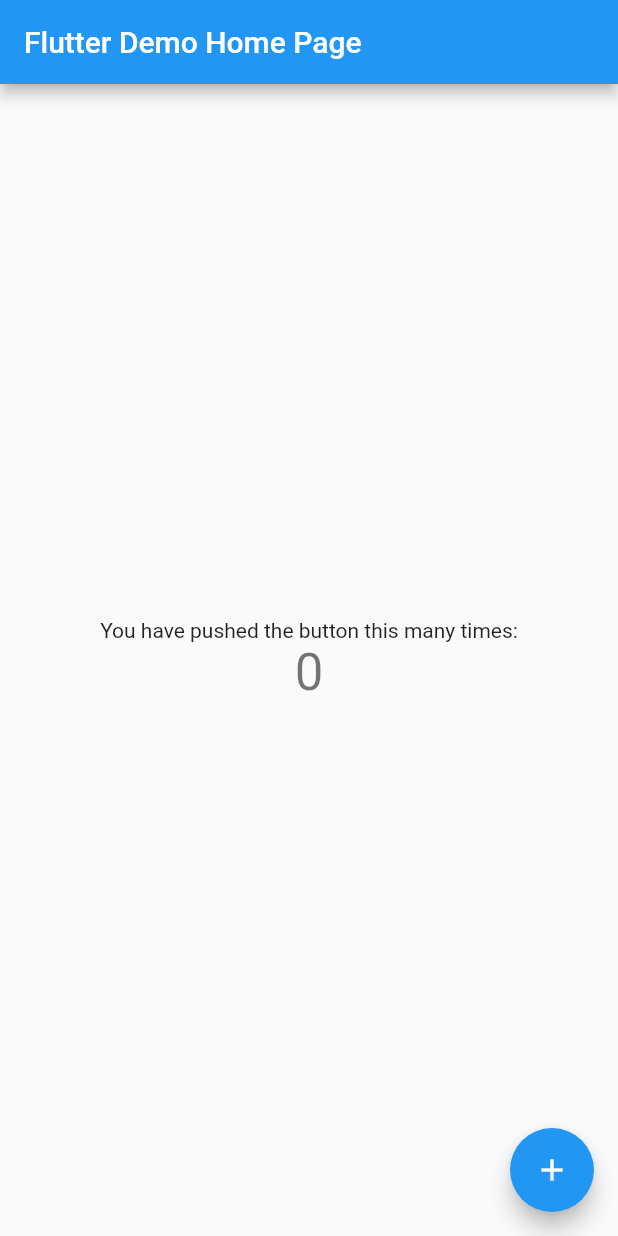
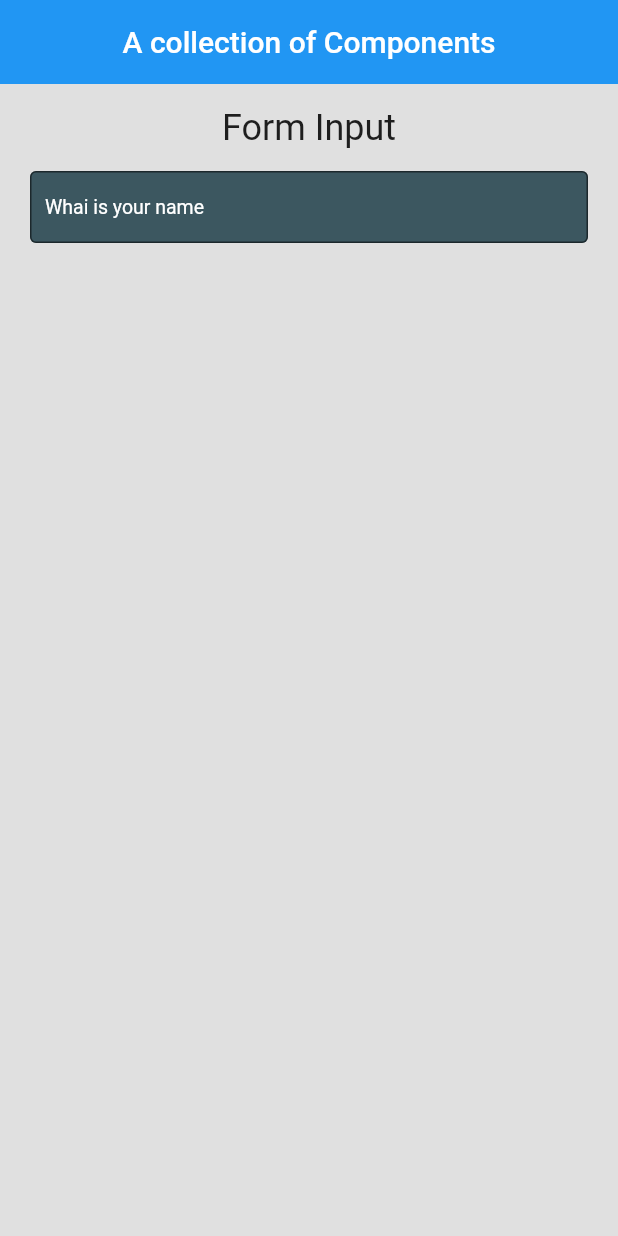
Before and after one commit to acedesigns/ace-components, a Flutter app: the screen it shows after launch, on a phone screen of 412 x 824 dp. Run offline on Flutter 3.47's test engine with Material 2 defaults, Android fonts, the phone set to English and light mode, and no system bars.

Commit message:
input component

```diff
--- /dev/null
+++ b/lib/componest/components.dart
@@ -0,0 +1,10 @@
+/* =======================================================
+ *
+ * Created by anele on 18/07/2023.
+ *
+ * @anele_ace
+ *
+ * =======================================================
+ */
+
+export './input_text.dart';
--- /dev/null
+++ b/lib/componest/input_text.dart
@@ -0,0 +1,59 @@
+/* =======================================================
+ *
+ * Created by anele on 18/07/2023.
+ *
+ * @anele_ace
+ *
+ * =======================================================
+ */
+
+
+import 'package:flutter/material.dart';
+
+class InputText extends StatelessWidget {
+
+  final dynamic controller;
+  final String hintText;
+  final bool obscureText;
+  final double? myPadding;
+  final String? Function(String?)? validator;
+
+
+  const InputText({
+    super.key,
+    required this.hintText,
+    required this.controller,
+    required this.obscureText,
+    this.myPadding,
+    this.validator
+  });
+
+  @override
+  Widget build(BuildContext context) {
+    return Padding(
+      padding: const EdgeInsets.symmetric(horizontal: 20),
+      child: TextFormField(
+        controller: controller,
+        obscureText: obscureText,
+        style: const TextStyle(fontSize: 13, color: Colors.white),
+        onTapOutside: (event) {
+          FocusManager.instance.primaryFocus?.unfocus();
+        },
+        decoration: InputDecoration(
+          contentPadding: const EdgeInsets.symmetric(vertical: 10, horizontal: 10),
+          enabledBorder: const OutlineInputBorder(
+            borderSide: BorderSide(color: Colors.black54),
+          ),
+          focusedBorder: OutlineInputBorder(
+            borderSide: BorderSide(color: Colors.grey.shade400),
+          ),
+          fillColor: const Color.fromARGB(255, 60, 87, 96),
+          filled: true,
+          hintText: hintText,
+          hintStyle: const TextStyle(color: Colors.white, fontSize: 13)
+        ),
+        validator: validator,
+      ),
+    );
+  }
+}
--- a/lib/main.dart
+++ b/lib/main.dart
@@ -1,4 +1,15 @@
+/* =======================================================
+ *
+ * Created by anele on 18/07/2023.
+ *
+ * @anele_ace
+ *
+ * =======================================================
+ */
+
+
 import 'package:flutter/material.dart';
+import 'package:acecomponents/screens/screens.dart';
 
 void main() {
   runApp(const MyApp());
@@ -7,109 +18,12 @@
 class MyApp extends StatelessWidget {
   const MyApp({super.key});
 
-  // This widget is the root of your application.
   @override
   Widget build(BuildContext context) {
     return MaterialApp(
       title: 'Flutter Demo',
-      theme: ThemeData(
-        // This is the theme of your application.
-        //
-        // Try running your application with "flutter run". You'll see the
-        // application has a blue toolbar. Then, without quitting the app, try
-        // changing the primarySwatch below to Colors.green and then invoke
-        // "hot reload" (press "r" in the console where you ran "flutter run",
-        // or simply save your changes to "hot reload" in a Flutter IDE).
-        // Notice that the counter didn't reset back to zero; the application
-        // is not restarted.
-        primarySwatch: Colors.blue,
-      ),
-      home: const MyHomePage(title: 'Flutter Demo Home Page'),
+      theme: ThemeData(),
+      home: const MainScreen(),
     );
   }
 }
-
-class MyHomePage extends StatefulWidget {
-  const MyHomePage({super.key, required this.title});
-
-  // This widget is the home page of your application. It is stateful, meaning
-  // that it has a State object (defined below) that contains fields that affect
-  // how it looks.
-
-  // This class is the configuration for the state. It holds the values (in this
-  // case the title) provided by the parent (in this case the App widget) and
-  // used by the build method of the State. Fields in a Widget subclass are
-  // always marked "final".
-
-  final String title;
-
-  @override
-  State<MyHomePage> createState() => _MyHomePageState();
-}
-
-class _MyHomePageState extends State<MyHomePage> {
-  int _counter = 0;
-
-  void _incrementCounter() {
-    setState(() {
-      // This call to setState tells the Flutter framework that something has
-      // changed in this State, which causes it to rerun the build method below
-      // so that the display can reflect the updated values. If we changed
-      // _counter without calling setState(), then the build method would not be
-      // called again, and so nothing would appear to happen.
-      _counter++;
-    });
-  }
-
-  @override
-  Widget build(BuildContext context) {
-    // This method is rerun every time setState is called, for instance as done
-    // by the _incrementCounter method above.
-    //
-    // The Flutter framework has been optimized to make rerunning build methods
-    // fast, so that you can just rebuild anything that needs updating rather
-    // than having to individually change instances of widgets.
-    return Scaffold(
-      appBar: AppBar(
-        // Here we take the value from the MyHomePage object that was created by
-        // the App.build method, and use it to set our appbar title.
-        title: Text(widget.title),
-      ),
-      body: Center(
-        // Center is a layout widget. It takes a single child and positions it
-        // in the middle of the parent.
-        child: Column(
-          // Column is also a layout widget. It takes a list of children and
-          // arranges them vertically. By default, it sizes itself to fit its
-          // children horizontally, and tries to be as tall as its parent.
-          //
-          // Invoke "debug painting" (press "p" in the console, choose the
-          // "Toggle Debug Paint" action from the Flutter Inspector in Android
-          // Studio, or the "Toggle Debug Paint" command in Visual Studio Code)
-          // to see the wireframe for each widget.
-          //
-          // Column has various properties to control how it sizes itself and
-          // how it positions its children. Here we use mainAxisAlignment to
-          // center the children vertically; the main axis here is the vertical
-          // axis because Columns are vertical (the cross axis would be
-          // horizontal).
-          mainAxisAlignment: MainAxisAlignment.center,
-          children: <Widget>[
-            const Text(
-              'You have pushed the button this many times:',
-            ),
-            Text(
-              '$_counter',
-              style: Theme.of(context).textTheme.headlineMedium,
-            ),
-          ],
-        ),
-      ),
-      floatingActionButton: FloatingActionButton(
-        onPressed: _incrementCounter,
-        tooltip: 'Increment',
-        child: const Icon(Icons.add),
-      ), // This trailing comma makes auto-formatting nicer for build methods.
-    );
-  }
-}
--- /dev/null
+++ b/lib/screens/main_screen.dart
@@ -0,0 +1,53 @@
+/* =======================================================
+ *
+ * Created by anele on 18/07/2023.
+ *
+ * @anele_ace
+ *
+ * =======================================================
+ */
+
+import 'package:flutter/material.dart';
+import 'package:acecomponents/componest/components.dart';
+
+class MainScreen extends StatefulWidget {
+  const MainScreen({super.key});
+
+  @override
+  State<MainScreen> createState() => _MainScreenState();
+}
+
+class _MainScreenState extends State<MainScreen> {
+
+  final emailController = TextEditingController();
+
+  @override
+  Widget build(BuildContext context) {
+    return Scaffold(
+      backgroundColor: Colors.grey[300],
+      appBar: AppBar(
+        elevation: 0,
+        centerTitle: true,
+        title: const Text('A collection of Components'),
+      ),
+      body:  Column(
+        //mainAxisAlignment: MainAxisAlignment.start,
+        //crossAxisAlignment: CrossAxisAlignment.start,
+        children: <Widget>[
+          const SizedBox(height: 15),
+          const Text('Form Input', style: TextStyle(fontSize: 24),),
+          const SizedBox(height: 15),
+
+          InputText(
+            obscureText: false,
+            controller: emailController,
+            hintText: 'Whai is your name',
+            validator: (value) {
+
+            },
+          ),
+        ],
+      ),
+    );
+  }
+}
--- /dev/null
+++ b/lib/screens/screens.dart
@@ -0,0 +1,10 @@
+/* =======================================================
+ *
+ * Created by anele on 18/07/2023.
+ *
+ * @anele_ace
+ *
+ * =======================================================
+ */
+
+export './main_screen.dart';
```
